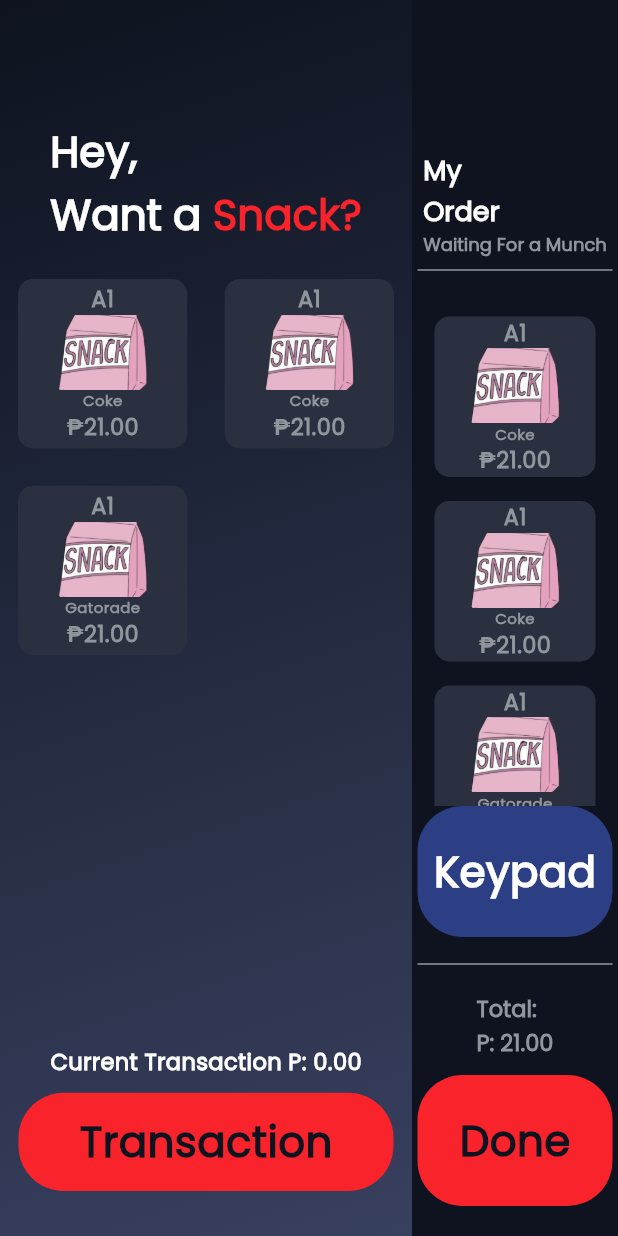
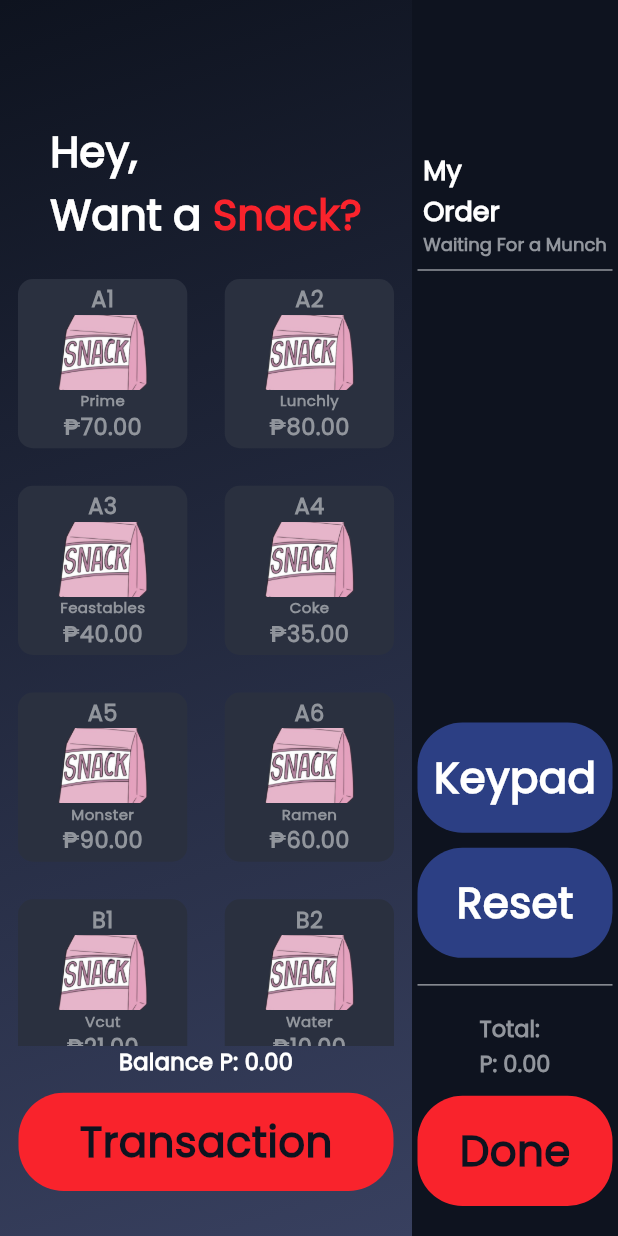
Before and after one commit to ronfrancisco24/SnackFlix, a Flutter app: the screen it shows after launch, on a phone screen of 412 x 824 dp. Run offline on Flutter 3.47's test engine with Material 3 defaults, Android fonts, the phone set to English and light mode, and no system bars.

Commit message:
incorporated provider dependency
orders can now be made and saved inside menu page.

```diff
--- a/lib/screens/keypad.dart
+++ b/lib/screens/keypad.dart
@@ -6,35 +6,51 @@
 import 'menu.dart';
 
 class KeypadPage extends StatefulWidget {
-  KeypadPage({super.key});
+
+  final Function(SnackOption) addToOrder;
+
+  KeypadPage({Key? key, required this.addToOrder}) : super(key:key);
 
   @override
   State<KeypadPage> createState() => _KeypadPageState();
 }
 
 class _KeypadPageState extends State<KeypadPage> {
-  List<String> selections = [];
+  final Options options = Options();
 
-  void _addSelection(String value){
-    if (selections.length < 2){
+  List<String> selections = []; //TODO: has to be globalized.
+
+  String get userSelection => selections
+      .join(''); // a getter to retrieve user selection as a single string.
+
+  void _addSelection(String value) {
+    //TODO: has to check if the user inputted one character and one number only.
+
+    final RegExp regExp = RegExp(r'[A-C][1-6]$');
+
+    if (selections.length < 2) {
       selections.add(value);
-      setState(() {
-
-      });
+      setState(() {});
     } else {
       print('limit has been reached.');
     }
   }
 
-  void _deleteSelection(){
-    if (selections.isNotEmpty){
+  void _deleteSelection() {
+    if (selections.isNotEmpty) {
       selections.removeLast();
-      setState(() {
-
-      });
+      setState(() {});
     }
   }
 
+  SnackOption getSelectedOption() {
+    return options.snackOptions.firstWhere(
+          (option) => option.label == userSelection,
+      orElse: () {
+        throw Exception('No matching snack found for selection: $userSelection');
+      },
+    );
+  }
 
   @override
   Widget build(BuildContext context) {
@@ -48,14 +64,16 @@
                 children: [
                   Column(
                     children: [
-                      SizedBox(height: 150,),
+                      SizedBox(
+                        height: 150,
+                      ),
                       Expanded(
-                        child: Row( //TODO: display order
+                        child: Row(
                           mainAxisAlignment: MainAxisAlignment.center,
                           children: [
                             if (selections.isNotEmpty)
                               Text(
-                                'Order: ${selections.join('')}',
+                                'Order: ${userSelection}',
                                 style: kWhitePoppins.copyWith(fontSize: 20),
                               )
                             else
@@ -135,18 +153,25 @@
                             },
                           ),
                           GraySquareButton(
-                            text: '0',
+                            icon: Icons.home,
                             onPressed: () {
-                              _addSelection('0');
+                              Navigator.push(
+                                  context,
+                                  MaterialPageRoute(
+                                      builder: (context) => MenuPage()));
                             },
                           ),
                           GraySquareButton(
                             icon: Icons.input,
                             onPressed: () {
-                              Navigator.push(
-                                  context,
-                                  MaterialPageRoute(builder: (context) => MenuPage())
-                              );
+                              final SnackOption? selectedOption = getSelectedOption();
+                              //TODO: if input matches an item, add to selectedSnack list
+                              if (selectedOption != null){
+                                widget.addToOrder(selectedOption); // Use widget.addToOrder to call the function
+                                print('Snack added: ${selectedOption.productName}');
+                              } else {
+                                print('No matching snack found for selection.');
+                              }
                             },
                           ),
                         ],
--- /dev/null
+++ b/lib/screens/main.dart
@@ -0,0 +1,21 @@
+import 'package:flutter/material.dart';
+import 'package:provider/provider.dart';
+import 'package:vending_machine/widgets/snack_provider.dart';
+import 'menu.dart'; // Adjust this import as per your file structure
+
+void main() => runApp(const MyApp());
+
+class MyApp extends StatelessWidget {
+  const MyApp({Key? key}) : super(key: key);
+
+  @override
+  Widget build(BuildContext context) {
+    return ChangeNotifierProvider(
+      create: (_) => SnackProvider(),
+      child: MaterialApp(
+        debugShowCheckedModeBanner: false,
+        home: MenuPage(),
+      ),
+    );
+  }
+}
--- a/lib/screens/menu.dart
+++ b/lib/screens/menu.dart
@@ -1,25 +1,12 @@
 import 'package:flutter/material.dart';
+import 'package:provider/provider.dart'; // provider
 import 'package:vending_machine/widgets/constants.dart';
 import 'package:vending_machine/widgets/buttons.dart';
 import 'package:vending_machine/widgets/options.dart';
+import 'package:vending_machine/widgets/snack_provider.dart';
 import 'package:vending_machine/widgets/snack_option.dart';
 import 'keypad.dart';
 import 'transaction.dart';
-
-
-void main() => runApp(const MyApp());
-
-class MyApp extends StatelessWidget {
-  const MyApp({Key? key}) : super(key: key);
-
-  @override
-  Widget build(BuildContext context) {
-    return MaterialApp(
-      debugShowCheckedModeBanner: false,
-      home: MenuPage(),
-    );
-  }
-}
 
 class MenuPage extends StatefulWidget {
 
@@ -30,19 +17,14 @@
 }
 
 class _MenuPageState extends State<MenuPage> {
-  List<SnackOption> selectedSnacks = [];
 
-
-
-  // adds snacks to cart
-  void addToOrder(SnackOption snack) {
-    setState(() {
-      selectedSnacks.add(snack);
-    });
-  }
+  //TODO: have to incorporate DFA for transactions
+  //TODO: have to incorporate RegEx for order inputs.
+  //TODO: right now is to incorporate the selectedSnacks and Total price into keypad page, so that addToOrder will be callable.
 
   @override
   Widget build(BuildContext context) {
+    final snackProvider = Provider.of<SnackProvider>(context);
     return Scaffold(
       body: Row(
         children: [
@@ -88,7 +70,7 @@
                       },
                     ),
                   ),
-                  Text('Current Transaction P: 0.00',
+                  Text('Balance P: 0.00',
                       style: kWhitePoppins.copyWith(fontSize: 15)),
                   SizedBox(height: 10),
                   Expanded(
@@ -146,10 +128,10 @@
                       padding: EdgeInsets.all(15),
                       shrinkWrap: true,
                       itemCount:
-                          Options().snackOptions.length, // should be selected snacks
+                          snackProvider.selectedSnacks.length, // should be selected snacks
                       itemBuilder: (context, index) {
                         final snack =
-                            Options().snackOptions[index]; // should be selected snacks
+                            snackProvider.selectedSnacks[index]; // should be selected snacks
                         return Padding(
                           padding: EdgeInsets.symmetric(vertical: 8),
                           child: SnackOption(
@@ -169,9 +151,18 @@
                         Navigator.push(
                           context,
                           MaterialPageRoute(
-                            builder: (context) => KeypadPage(),
+                            builder: (context) => KeypadPage(addToOrder: snackProvider.addToOrder), //makes addToOrder callable.
                           ),
                         );
+                      },
+                    ),
+                  ),
+                  SizedBox(height: 10,),
+                  Expanded(
+                    child: BlueSquareButton(
+                      text: 'Reset',
+                      onPressed: () {
+                        snackProvider.resetOrder();
                       },
                     ),
                   ),
@@ -186,7 +177,7 @@
                   RichText(
                     text: TextSpan(
                       children: [TextSpan(text: 'Total:\n', style: kGrayPoppins.copyWith(fontSize: 15)),
-                        TextSpan(text: 'P: 21.00', style: kGrayPoppins.copyWith(fontSize: 15)), ],
+                        TextSpan(text: 'P: ${snackProvider.totalPrice.toStringAsFixed(2)}', style: kGrayPoppins.copyWith(fontSize: 15)), ],
                     ),
                   ),
                   SizedBox(height: 10,),
--- a/lib/screens/transaction.dart
+++ b/lib/screens/transaction.dart
@@ -10,7 +10,7 @@
 }
 
 class _TransactionPageState extends State<TransactionPage> {
-  double balance = 0;
+  double balance = 0; //TODO: has to be globalized.
 
   void addToBalance(double amount){
     setState(() {
--- a/lib/widgets/options.dart
+++ b/lib/widgets/options.dart
@@ -3,22 +3,112 @@
 class Options {
   final List<SnackOption> snackOptions = [
     SnackOption(
-      productName: 'Coke',
-      price: 21.00,
+      productName: 'Prime',
+      price: 70.00,
       imagePath: 'images/snack_pic.png',
       label: 'A1',
     ),
     SnackOption(
+      productName: 'Lunchly',
+      price: 80.00,
+      imagePath: 'images/snack_pic.png',
+      label: 'A2',
+    ),
+    SnackOption(
+      productName: 'Feastables',
+      price: 40.00,
+      imagePath: 'images/snack_pic.png',
+      label: 'A3',
+    ),
+    SnackOption(
       productName: 'Coke',
+      price: 35.00,
+      imagePath: 'images/snack_pic.png',
+      label: 'A4',
+    ),
+    SnackOption(
+      productName: 'Monster',
+      price: 90.00,
+      imagePath: 'images/snack_pic.png',
+      label: 'A5',
+    ),
+    SnackOption(
+      productName: 'Ramen',
+      price: 60.00,
+      imagePath: 'images/snack_pic.png',
+      label: 'A6',
+    ),
+    SnackOption(
+      productName: 'Vcut',
       price: 21.00,
       imagePath: 'images/snack_pic.png',
-      label: 'A1',
+      label: 'B1',
     ),
     SnackOption(
-      productName: 'Gatorade',
-      price: 21.00,
+      productName: 'Water',
+      price: 10.00,
       imagePath: 'images/snack_pic.png',
-      label: 'A1',
+      label: 'B2',
+    ),
+    SnackOption(
+      productName: 'KitKat',
+      price: 25.00,
+      imagePath: 'images/snack_pic.png',
+      label: 'B3',
+    ),
+    SnackOption(
+      productName: 'Mochi',
+      price: 40.00,
+      imagePath: 'images/snack_pic.png',
+      label: 'B4',
+    ),
+    SnackOption(
+      productName: 'Kopiko',
+      price: 25.00,
+      imagePath: 'images/snack_pic.png',
+      label: 'B5',
+    ),
+    SnackOption(
+      productName: 'Mang Tomas',
+      price: 100.00,
+      imagePath: 'images/snack_pic.png',
+      label: 'B6',
+    ),
+    SnackOption(
+      productName: 'Pochi',
+      price: 5.00,
+      imagePath: 'images/snack_pic.png',
+      label: 'C1',
+    ),
+    SnackOption(
+      productName: 'Red Bull',
+      price: 90.00,
+      imagePath: 'images/snack_pic.png',
+      label: 'C2',
+    ),
+    SnackOption(
+      productName: 'Fish Crackers',
+      price: 35.00,
+      imagePath: 'images/snack_pic.png',
+      label: 'C3',
+    ),
+    SnackOption(
+      productName: 'Doritos',
+      price: 45.00,
+      imagePath: 'images/snack_pic.png',
+      label: 'C4',
+    ),
+    SnackOption(
+      productName: 'Tortillas',
+      price: 65.00,
+      imagePath: 'images/snack_pic.png',
+      label: 'C5',
+    ),
+    SnackOption(
+      productName: 'Yakult',
+      price: 25.00,
+      imagePath: 'images/snack_pic.png',
+      label: 'C6',
     ),
   ];
 }
--- a/lib/widgets/snack_option.dart
+++ b/lib/widgets/snack_option.dart
@@ -17,7 +17,6 @@
 
   @override
   Widget build(BuildContext context) {
-    // TODO: implement build
     return Container(
       decoration: BoxDecoration(color: kMediumGray, borderRadius: BorderRadius.circular(10)),
       child: Column(
@@ -39,5 +38,3 @@
     );
   }
 }
-
-//TODO: finish this..
--- /dev/null
+++ b/lib/widgets/snack_provider.dart
@@ -0,0 +1,28 @@
+import 'package:flutter/material.dart';
+import 'snack_option.dart';
+
+class SnackProvider with ChangeNotifier {
+
+  final List<SnackOption> _selectedSnacks = [];
+
+  List<SnackOption> get selectedSnacks => _selectedSnacks;
+
+  double _totalPrice = 0;
+
+  double get totalPrice => _totalPrice;
+
+  // adds snacks to cart
+  void addToOrder(SnackOption snack) {
+      _selectedSnacks.add(snack);
+      _totalPrice += snack.price!;
+      print('Current snacks in order: $_selectedSnacks');
+      notifyListeners();
+  }
+
+  void resetOrder(){
+    _selectedSnacks.clear();
+    _totalPrice = 0;
+    notifyListeners();
+  }
+
+}
--- a/pubspec.yaml
+++ b/pubspec.yaml
@@ -12,6 +12,7 @@
 dependencies:
   flutter:
     sdk: flutter
+  provider: ^6.0.0
 
   cupertino_icons: ^1.0.8
 
```
Also changed, not shown: pubspec.lock.
